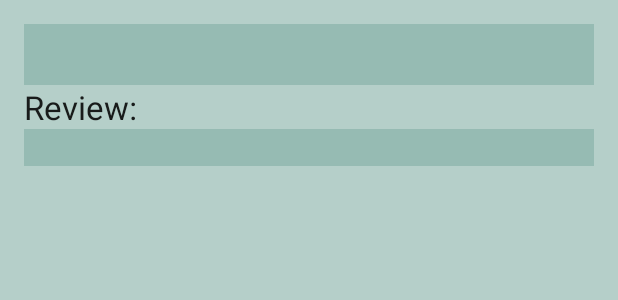
After one commit to lbenitez1/RipeSpaghetti, an Android app: the layout activity_review.xml on its own in the app's theme, with its tools: preview values and no code run, on a phone screen of 412 x 824 dp. The commit adds this screen. Shown: the top 300 px of the screen. Run offline under Robolectric (Android 15) with nearby library versions, the phone set to English and light mode, and no system bars; network calls fail.

Commit message:
added review pull i think it should work

```diff
--- a/app/src/main/AndroidManifest.xml
+++ b/app/src/main/AndroidManifest.xml
@@ -37,6 +37,8 @@
             android:label="@string/title_activity_help"
             android:theme="@style/AppTheme.NoActionBar" />
         <activity android:name=".AlbumActivity"></activity>
+        <activity android:name=".ReviewActivity"
+            android:label="Album Review"></activity>
     </application>
 
 </manifest>
--- /dev/null
+++ b/app/src/main/java/com/leonardobenitez/leonardobenitez/ripespaghetti/ReviewActivity.java
@@ -0,0 +1,39 @@
+package com.leonardobenitez.leonardobenitez.ripespaghetti;
+
+import android.content.Intent;
+import android.support.v7.app.AppCompatActivity;
+import android.os.Bundle;
+import android.widget.TextView;
+
+public class ReviewActivity extends AppCompatActivity {
+
+    String username, albumName, review;
+    //intent??? dont think we need since we're not passing anything to another page
+
+    @Override
+    protected void onCreate(Bundle savedInstanceState) {
+        super.onCreate(savedInstanceState);
+        setContentView(R.layout.activity_review);
+
+        //display "album name" reviewed by "username"
+        final TextView albumReviewedBy = (TextView) findViewById(R.id.albumReviewByTextView);
+        Intent intent = new Intent();
+        username = intent.getStringExtra("username");
+        albumName = intent.getStringExtra("albumname");
+        //populate top of the page text view
+        String message = albumName + " review by: " + username;
+        albumReviewedBy.setText(message);
+
+        //display the actual review
+        final TextView userReviewTextField = (TextView) findViewById(R.id.userReviewTextField);
+        review = intent.getStringExtra("review");
+        //populate the review for the user to read
+        message = review;
+        userReviewTextField.setText(message);
+
+        //i think this is all that we should need to do to display that information
+    }
+
+
+
+}
--- a/app/src/main/res/layout/activity_album.xml
+++ b/app/src/main/res/layout/activity_album.xml
@@ -37,7 +37,9 @@
         android:layout_below="@+id/albumCoverView"
         android:layout_alignParentLeft="true"
         android:layout_alignParentStart="true"
-        android:background="#FC846B" />
+        android:background="#FC846B"
+        android:layout_alignParentRight="true"
+        android:layout_alignParentEnd="true" />
 
     <TextView
         android:layout_width="wrap_content"
--- /dev/null
+++ b/app/src/main/res/layout/activity_review.xml
@@ -0,0 +1,52 @@
+<?xml version="1.0" encoding="utf-8"?>
+<RelativeLayout xmlns:android="http://schemas.android.com/apk/res/android"
+    xmlns:tools="http://schemas.android.com/tools"
+    android:layout_width="match_parent"
+    android:layout_height="match_parent"
+    android:paddingBottom="@dimen/activity_vertical_margin"
+    android:paddingLeft="@dimen/activity_horizontal_margin"
+    android:paddingRight="@dimen/activity_horizontal_margin"
+    android:paddingTop="@dimen/activity_vertical_margin"
+    android:background="#b5cfc9"
+    tools:context="com.leonardobenitez.leonardobenitez.ripespaghetti.ReviewActivity">
+
+    <TextView
+        android:layout_width="wrap_content"
+        android:layout_height="wrap_content"
+        android:textAppearance="?android:attr/textAppearanceLarge"
+        android:id="@+id/albumReviewByTextView"
+        android:layout_alignParentTop="true"
+        android:layout_alignParentLeft="true"
+        android:layout_alignParentStart="true"
+        android:layout_alignParentRight="true"
+        android:layout_alignParentEnd="true"
+        android:background="#96bbb3"
+        android:autoText="true"
+        android:textColor="#fff"
+        android:textSize="30dp" />
+
+    <TextView
+        android:layout_width="wrap_content"
+        android:layout_height="wrap_content"
+        android:textAppearance="?android:attr/textAppearanceLarge"
+        android:text="Review:"
+        android:id="@+id/reviewTextView"
+        android:layout_below="@+id/albumReviewByTextView"
+        android:layout_alignParentLeft="true"
+        android:layout_alignParentStart="true"
+        android:layout_alignParentRight="true"
+        android:layout_alignParentEnd="true"
+        android:background="#b5cfc9" />
+
+    <TextView
+        android:layout_width="wrap_content"
+        android:layout_height="wrap_content"
+        android:textAppearance="?android:attr/textAppearanceMedium"
+        android:id="@+id/userReviewTextField"
+        android:layout_below="@+id/reviewTextView"
+        android:layout_alignParentLeft="true"
+        android:layout_alignParentStart="true"
+        android:layout_alignParentRight="true"
+        android:layout_alignParentEnd="true"
+        android:background="#96bbb3" />
+</RelativeLayout>
```
